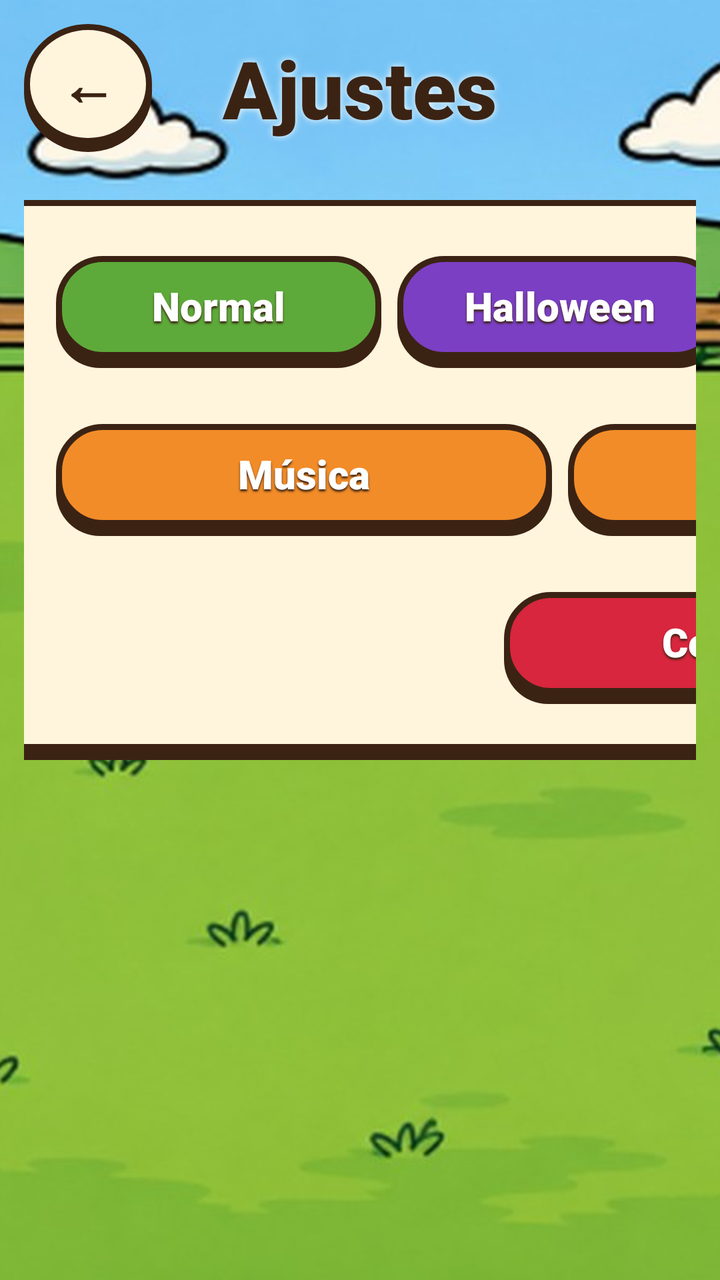
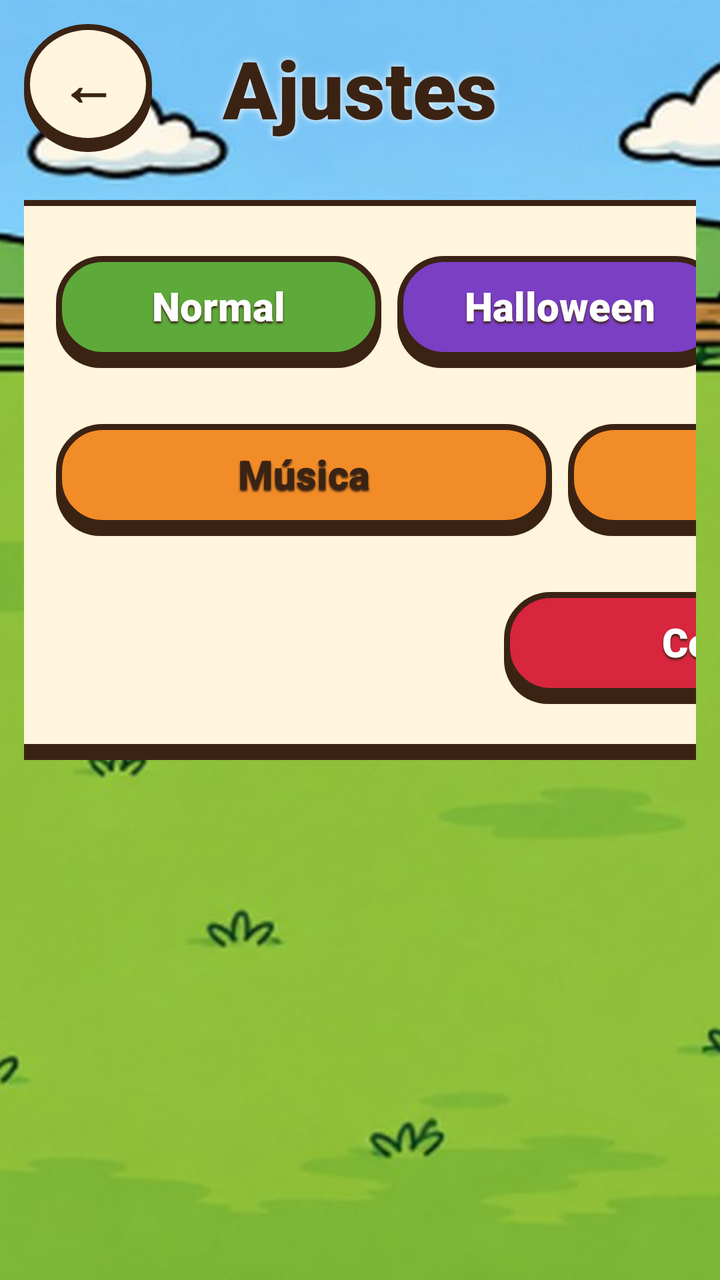

Compare the two renders of this Android layout. The source of the first and the diff that turns it into the second are given below.
<!-- AndroidManifest.xml: application theme Theme.Topohit -->
<!-- res/layout/activity_ajustes.xml -->
<?xml version="1.0" encoding="utf-8"?>
<FrameLayout xmlns:android="http://schemas.android.com/apk/res/android"
    android:layout_width="match_parent"
    android:layout_height="match_parent">

    <ImageView
        android:id="@+id/ImgAjustesFondo"
        android:layout_width="match_parent"
        android:layout_height="match_parent"
        android:contentDescription="@null"
        android:scaleType="centerCrop"
        android:src="@drawable/fondo_partida_normal" />

    <LinearLayout
        android:layout_width="match_parent"
        android:layout_height="match_parent"
        android:orientation="vertical"
        android:padding="@dimen/margen_pequeno">

        <FrameLayout
            android:layout_width="match_parent"
            android:layout_height="wrap_content">

            <TextView
                android:id="@+id/BtnAjustesAtras"
                style="@style/BotonRedondo"
                android:contentDescription="@string/volver"
                android:text="@string/atras" />

            <TextView
                style="@style/Titulo"
                android:layout_width="match_parent"
                android:layout_height="wrap_content"
                android:layout_gravity="center_vertical"
                android:shadowColor="@color/blanco"
                android:shadowRadius="8"
                android:text="@string/ajustes" />
        </FrameLayout>

        <LinearLayout
            android:id="@+id/LayAjustesPanel"
            android:layout_width="@dimen/ancho_panel_ajustes"
            android:layout_height="wrap_content"
            android:layout_gravity="center_horizontal"
            android:layout_marginTop="@dimen/margen"
            android:background="@drawable/panel_crema"
            android:orientation="vertical"
            android:padding="@dimen/relleno_panel">

            <LinearLayout
                android:layout_width="match_parent"
                android:layout_height="wrap_content"
                android:gravity="center_vertical"
                android:orientation="horizontal">

                <TextView
                    android:id="@+id/LblAjustesTematica"
                    style="@style/EtiquetaAjuste"
                    android:text="@string/tematica" />

                <TextView
                    android:id="@+id/BtnAjustesTemaNormal"
                    style="@style/BotonTema"
                    android:layout_marginEnd="@dimen/separacion_pequena"
                    android:background="@drawable/btn_verde"
                    android:text="@string/normal" />

                <TextView
                    android:id="@+id/BtnAjustesTemaHalloween"
                    style="@style/BotonTema"
                    android:layout_marginEnd="@dimen/separacion_pequena"
                    android:background="@drawable/btn_morado"
                    android:text="@string/halloween" />

                <TextView
                    android:id="@+id/BtnAjustesTemaNavidad"
                    style="@style/BotonTema"
                    android:background="@drawable/btn_rojo"
                    android:text="@string/navidad" />
            </LinearLayout>

            <LinearLayout
                android:layout_width="match_parent"
                android:layout_height="wrap_content"
                android:layout_marginTop="@dimen/relleno_panel"
                android:gravity="center_vertical"
                android:orientation="horizontal">

                <TextView
                    android:id="@+id/LblAjustesSonido"
                    style="@style/EtiquetaAjuste"
                    android:text="@string/sonido" />

                <TextView
                    android:id="@+id/BtnAjustesMusica"
                    style="@style/BotonTema"
                    android:layout_marginEnd="@dimen/separacion_pequena"
                    android:background="@drawable/btn_naranja"
                    android:text="@string/musica" />

                <TextView
                    android:id="@+id/BtnAjustesEfectos"
                    style="@style/BotonTema"
                    android:background="@drawable/btn_naranja"
                    android:text="@string/efectos" />
            </LinearLayout>

            <LinearLayout
                android:id="@+id/LayAjustesSesion"
                android:layout_width="match_parent"
                android:layout_height="wrap_content"
                android:layout_marginTop="@dimen/relleno_panel"
                android:gravity="center_vertical"
                android:orientation="horizontal">

                <TextView
                    android:id="@+id/LblAjustesUsuario"
                    android:layout_width="0dp"
                    android:layout_height="wrap_content"
                    android:layout_weight="1"
                    android:textColor="@color/marron"
                    android:textSize="@dimen/texto_normal" />

                <TextView
                    android:id="@+id/BtnAjustesCerrarSesion"
                    style="@style/BotonJuego"
                    android:layout_width="@dimen/ancho_boton_mediano"
                    android:layout_height="@dimen/alto_boton_pequeno"
                    android:background="@drawable/btn_rojo"
                    android:text="@string/cerrar_sesion"
                    android:textSize="@dimen/texto_normal" />
            </LinearLayout>
        </LinearLayout>
    </LinearLayout>
</FrameLayout>
<!-- resources referenced by this layout -->
<resources>
  <color name="blanco">#FFFFFF</color>
  <color name="marron">#3B2314</color>
  <dimen name="alto_boton_pequeno">56dp</dimen>
  <dimen name="ancho_boton_mediano">280dp</dimen>
  <dimen name="ancho_panel_ajustes">760dp</dimen>
  <dimen name="margen">24dp</dimen>
  <dimen name="margen_pequeno">12dp</dimen>
  <dimen name="relleno_panel">28dp</dimen>
  <dimen name="separacion_pequena">8dp</dimen>
  <dimen name="texto_normal">20sp</dimen>
  <!-- drawable btn_rojo (drawable) -->
  <?xml version="1.0" encoding="utf-8"?>
  <layer-list xmlns:android="http://schemas.android.com/apk/res/android">
      <item android:top="5dp">
          <shape android:shape="rectangle">
              <corners android:radius="22dp" />
              <solid android:color="@color/marron" />
          </shape>
      </item>
      <item android:bottom="5dp">
          <shape android:shape="rectangle">
              <corners android:radius="22dp" />
              <solid android:color="@color/rojo" />
              <stroke android:width="3dp" android:color="@color/marron" />
          </shape>
      </item>
  </layer-list>
  <string name="ajustes">Ajustes</string>
  <string name="atras">←</string>
  <string name="cerrar_sesion">Cerrar sesión</string>
  <string name="efectos">Efectos</string>
  <string name="halloween">Halloween</string>
  <string name="musica">Música</string>
  <string name="navidad">Navidad</string>
  <string name="normal">Normal</string>
  <string name="sonido">Sonido</string>
  <string name="tematica">Temática</string>
  <string name="volver">Volver</string>
  <style name="BotonTema" parent="BotonJuego">
          <item name="android:layout_width">0dp</item>
          <item name="android:layout_height">@dimen/alto_boton_pequeno</item>
          <item name="android:layout_weight">1</item>
          <item name="android:textSize">@dimen/texto_normal</item>
      </style>
  <style name="EtiquetaAjuste">
          <item name="android:layout_width">@dimen/ancho_etiqueta_ajuste</item>
          <item name="android:layout_height">wrap_content</item>
          <item name="android:fontFamily">sans-serif-black</item>
          <item name="android:textColor">@color/marron</item>
          <item name="android:textSize">@dimen/texto_grande</item>
      </style>
  <style name="Titulo">
          <item name="android:textSize">@dimen/texto_titulo</item>
          <item name="android:fontFamily">sans-serif-black</item>
          <item name="android:textStyle">bold</item>
          <item name="android:textColor">@color/marron</item>
          <item name="android:gravity">center</item>
      </style>
  <style name="Theme.Topohit" parent="Theme.AppCompat.Light.NoActionBar">
          <item name="colorPrimary">@color/naranja</item>
          <item name="colorPrimaryDark">@color/marron</item>
          <item name="colorAccent">@color/verde</item>
          <item name="android:windowFullscreen">true</item>
          <item name="android:windowBackground">@color/verde</item>
      </style>
  <color name="morado">#7B3FC4</color>
  <color name="naranja">#F28C28</color>
  <color name="rojo">#D7263D</color>
  <color name="verde">#5DAA3A</color>
  <color name="crema">#FFF4DC</color>
  <dimen name="alto_boton">68dp</dimen>
  <dimen name="texto_boton">26sp</dimen>
  <dimen name="boton_redondo">64dp</dimen>
  <dimen name="texto_titulo_pequeno">28sp</dimen>
  <!-- drawable circulo_crema (drawable) -->
  <?xml version="1.0" encoding="utf-8"?>
  <layer-list xmlns:android="http://schemas.android.com/apk/res/android">
      <item android:top="4dp">
          <shape android:shape="oval"><solid android:color="@color/marron" /></shape>
      </item>
      <item android:bottom="4dp">
          <shape android:shape="oval">
              <solid android:color="@color/crema" />
              <stroke android:width="3dp" android:color="@color/marron" />
          </shape>
      </item>
  </layer-list>
  <dimen name="ancho_etiqueta_ajuste">200dp</dimen>
  <dimen name="texto_grande">26sp</dimen>
  <dimen name="texto_titulo">40sp</dimen>
  <!-- unchanged entries left out for length: 7 -->
</resources>

<!-- the commit's change to res/layout/activity_ajustes.xml (unified diff, before → after) -->
@@ -96,13 +96,15 @@
                     style="@style/BotonTema"
                     android:layout_marginEnd="@dimen/separacion_pequena"
                     android:background="@drawable/btn_naranja"
-                    android:text="@string/musica" />
+                    android:text="@string/musica"
+                    android:textColor="@color/marron" />
 
                 <TextView
                     android:id="@+id/BtnAjustesEfectos"
                     style="@style/BotonTema"
                     android:background="@drawable/btn_naranja"
-                    android:text="@string/efectos" />
+                    android:text="@string/efectos"
+                    android:textColor="@color/marron" />
             </LinearLayout>
 
             <LinearLayout
